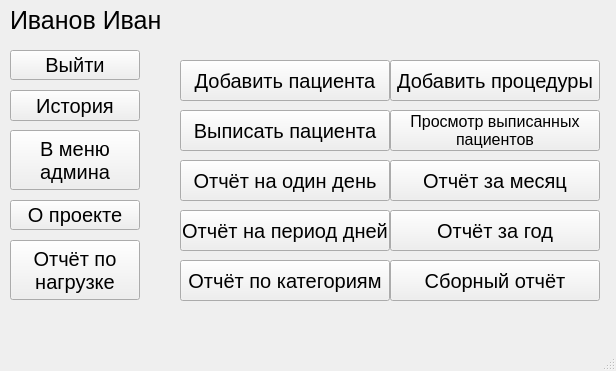
Before: the Qt Designer form data/design/form_main_menu.ui in PolkovnikovPavel/collection_lfk, drawn with Qt 5.
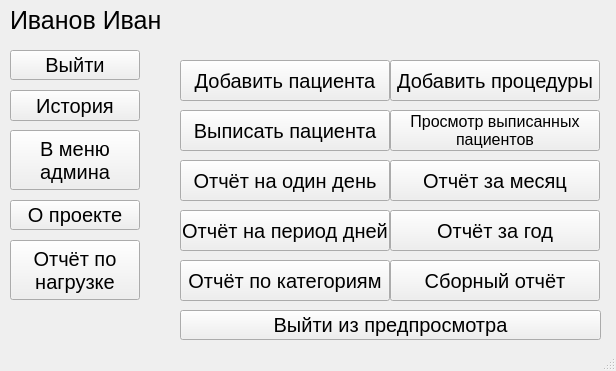
After: the same form once the commit is applied.

Commit message:
version 1.11.2 ( * В меню админа добавлен раздел "восстановление", в котором можно работать с копиями базы данных * В login menu добавлена скрытая кнопка для открытия папки с копиями * Сделано умное автосоздание копий и проверка текущей базы данных ------- * Не готово автовостановление в случиях, когда находится несостыковка в базе (v-1.11.3)
)

```diff
--- a/data/design/form_main_menu.ui
+++ b/data/design/form_main_menu.ui
@@ -331,6 +331,24 @@
 нагрузке</string>
     </property>
    </widget>
+   <widget class="QPushButton" name="exit_preview_button">
+    <property name="geometry">
+     <rect>
+      <x>180</x>
+      <y>310</y>
+      <width>421</width>
+      <height>30</height>
+     </rect>
+    </property>
+    <property name="font">
+     <font>
+      <pointsize>15</pointsize>
+     </font>
+    </property>
+    <property name="text">
+     <string>Выйти из предпросмотра</string>
+    </property>
+   </widget>
   </widget>
   <widget class="QMenuBar" name="menubar">
    <property name="geometry">
```
Left out of the diff: 2 changed lines with no effect on the pictures. The commit also changes 15 other files.
